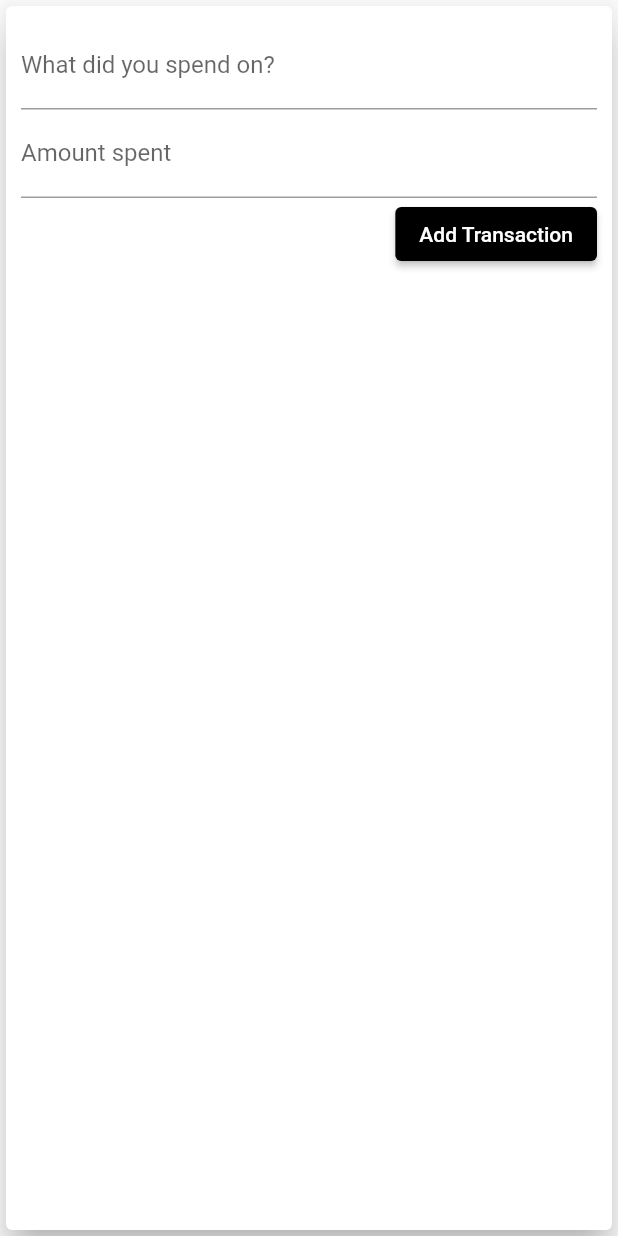
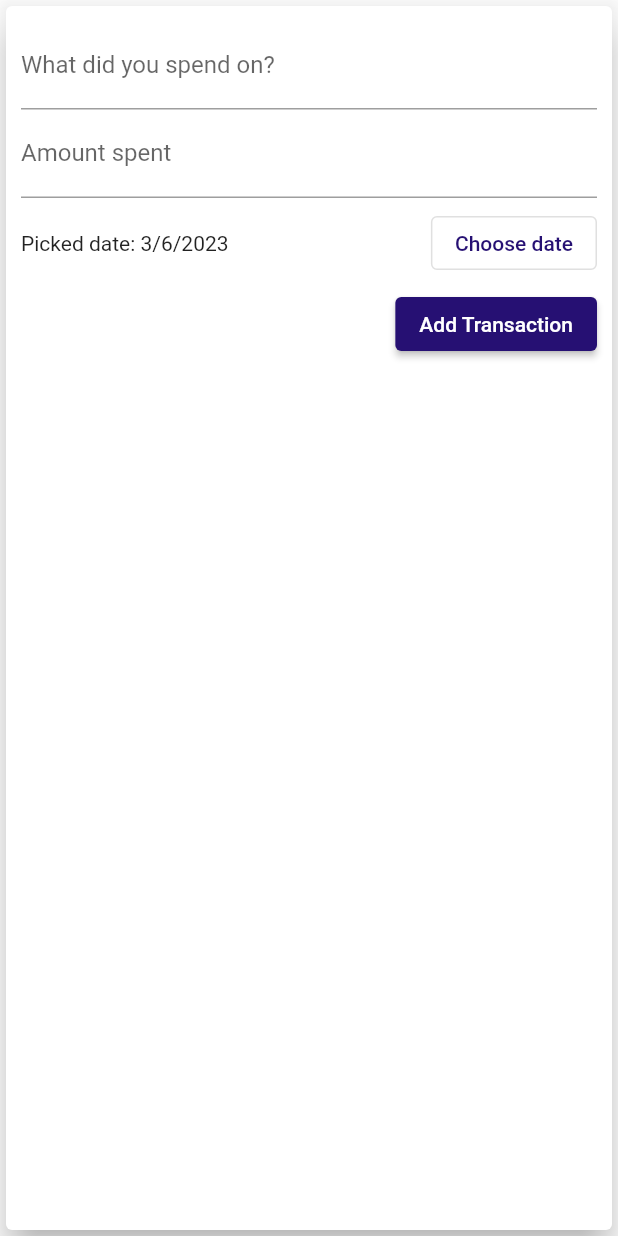
Before and after one commit to snichita817/personal-expenses-app, a Flutter app: the AddTransaction widget shown alone on an empty page, opened directly with empty values, after a tap on "Add Transaction", on a phone screen of 412 x 824 dp. Run offline on Flutter 3.47's test engine with Material 2 defaults, Android fonts, the phone set to English and light mode, and no system bars; missing offline and left inert: dart:ffi.

Commit message:
added date picker + now chart displays correctly dates

```diff
--- a/lib/widgets/add_transaction.dart
+++ b/lib/widgets/add_transaction.dart
@@ -1,7 +1,7 @@
 import 'package:flutter/src/widgets/framework.dart';
 import 'package:flutter/src/widgets/placeholder.dart';
 import 'package:flutter/material.dart';
-
+import 'package:intl/intl.dart';
 class AddTransaction extends StatefulWidget {
   final Function actionHandler;
   AddTransaction({required this.actionHandler});
@@ -11,24 +11,46 @@ class AddTransaction extends StatefulWidget {
 }
 
 class _AddTransactionState extends State<AddTransaction> {
-  // String titleInput = "";
-  final titleInput = TextEditingController();
+  // String _titleInput = "";
+  final _titleInput = TextEditingController();
+  DateTime _selectedDate = DateTime.now();
+  final _amountInput = TextEditingController();
 
-  final amountInput = TextEditingController();
+  void _submit() {
+    if(_amountInput.text.isEmpty){
+      return;
+    }
 
-  void submit() {
-    final enteredTitle = titleInput.text;
-    final eneteredAmount = double.parse(amountInput.text);
+    final _enteredTitle = _titleInput.text;
+    final _eneteredAmount = double.parse(_amountInput.text);
 
-    if(enteredTitle.isEmpty || eneteredAmount.isNegative) {
+    if (_enteredTitle.isEmpty || _eneteredAmount.isNegative || _selectedDate == null) {
       return;
     }
 
     widget.actionHandler(
-      titleInput.text,
-      double.parse(amountInput.text)
-    ,);
-    Navigator.of(context).pop();                                // close the top most screen that is displaed
+      _titleInput.text,
+      double.parse(_amountInput.text),
+      _selectedDate
+    );
+    Navigator.of(context).pop(); // close the top most screen that is displaed
+  }
+
+  void _presentDatePicker() {
+    showDatePicker(
+      context: context,
+      initialDate: DateTime.now(),
+      firstDate: DateTime(2023),
+      lastDate: DateTime.now(),
+    ).then((datePicked) {                // this function will wait for user to enter a date
+      if(datePicked == null) {
+        return null;
+      }
+      setState(() {
+        _selectedDate = datePicked;
+      });
+
+    });
   }
 
   @override
@@ -40,23 +62,48 @@ class _AddTransactionState extends State<AddTransaction> {
         child: Column(
           crossAxisAlignment: CrossAxisAlignment.end,
           children: [
+            //* Spent on information
             TextField(
               decoration: InputDecoration(labelText: 'What did you spend on?'),
-              controller: titleInput,
+              controller: _titleInput,
 
               // with () because we are giving reference to (_) function
-              onSubmitted: (_) => submit(),
+              onSubmitted: (_) => _submit(),
             ),
+
+            //* Amount spent input
             TextField(
               decoration: InputDecoration(labelText: 'Amount spent'),
-              controller: amountInput,
+              controller: _amountInput,
               keyboardType: TextInputType.number,
-              onSubmitted: (_) => submit(),
+              onSubmitted: (_) => _submit(),
             ),
+
+            //* Date picker
+            Container(
+              height: 60,
+              child: Row(
+                children: <Widget>[
+                  Expanded(child: Text(_selectedDate == null ? 'No date chosen!' : "Picked date: ${DateFormat.yMd().format(_selectedDate)}")),
+                  OutlinedButton(
+                    style: OutlinedButton.styleFrom(
+                      foregroundColor: Theme.of(context).colorScheme.tertiary,
+                    ),
+                    onPressed: _presentDatePicker,
+                    child: Text('Choose date'),
+                  ),
+                ],
+              ),
+            ),
+
+            //* Add transaction button
             ElevatedButton(
               onPressed: () {
-                submit();
+                _submit();
               },
+              style: ElevatedButton.styleFrom(
+                backgroundColor: Theme.of(context).colorScheme.tertiary,
+              ),
               child: Text('Add Transaction'),
             ),
           ],
--- a/lib/widgets/chart.dart
+++ b/lib/widgets/chart.dart
@@ -37,7 +37,7 @@ class Chart extends StatelessWidget {
         dayOfTheWeek: DateFormat.E().format(dayOfWeek),
         spentForTheDay: sumForTheDay,
       );
-    });
+    }).reversed.toList();
   }
 
   double get weekSpending {
--- a/lib/widgets/chart_bar.dart
+++ b/lib/widgets/chart_bar.dart
@@ -17,7 +17,9 @@ class ChartBar extends StatelessWidget {
     return Column(
       children: <Widget>[
         // fitted box to shrink the text of the amount spent
-        FittedBox(child: Text("${spentAmount.toStringAsFixed(0)} lei")),
+        Container(
+          height: 20,
+          child: FittedBox(child: Text("${spentAmount.toStringAsFixed(0)} lei"))),
         SizedBox(
           height: 4,
         ),
--- a/lib/widgets/transaction_history.dart
+++ b/lib/widgets/transaction_history.dart
@@ -36,6 +36,8 @@ class TransactionHisotry extends StatelessWidget {
                   //   ),
                   // ),     *Use for border
                   // padding: EdgeInsets.all(10),
+
+                  // Transaction title
                   child: Text(
                     transactions[index].title,
                     style: const TextStyle(
@@ -50,12 +52,16 @@ class TransactionHisotry extends StatelessWidget {
                     children: <Widget>[
                       SizedBox(
                         width: 85,
+
+                        // to fit larger amounts of money
+                        child: FittedBox(
                           child: Text(
                             "-${transactions[index].amountSpent.toStringAsFixed(2)} lei",
                             style: const TextStyle(
                               fontWeight: FontWeight.bold,
                               fontSize: 17,
                               color: Color.fromRGBO(255, 69, 69, 1),
+                            ),
                           ),
                         ),
                       ),
```
Also changed, not shown: lib/main.dart (+5 -2 lines). Lines whose indentation alone changed are shown as unchanged.
